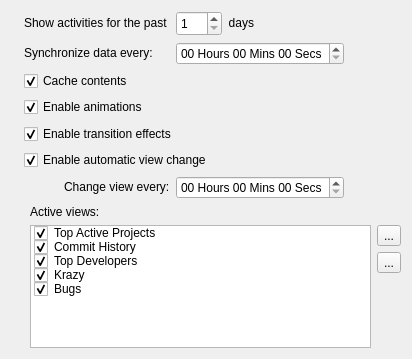
This is applets/kdeobservatory/src/ui/kdeobservatoryconfiggeneral.ui in KDE/kdeplasma-addons as Qt 5 draws it before an edit. The edited form follows.
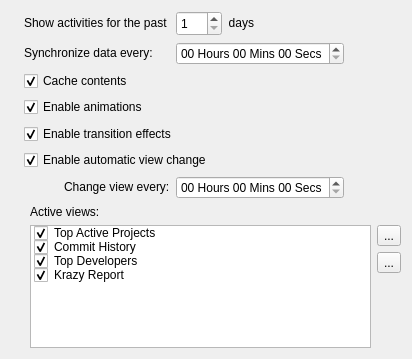
This is the edited form. Icons and pictures are not drawn.

Commit message: - Enhancements in Krazy collector. - Krazy Report View ok.

Patch:
```diff
--- a/applets/kdeobservatory/src/ui/kdeobservatoryconfiggeneral.ui
+++ b/applets/kdeobservatory/src/ui/kdeobservatoryconfiggeneral.ui
@@ -323,7 +323,7 @@
        </item>
        <item>
         <property name="text">
-         <string>Krazy</string>
+         <string>Krazy Report</string>
         </property>
         <property name="checkState">
          <enum>Checked</enum>
@@ -333,18 +333,6 @@
           <normaloff>../../../../../usr/share/icons/oxygen/16x16/actions/checkbox.png</normaloff>../../../../../usr/share/icons/oxygen/16x16/actions/checkbox.png</iconset>
         </property>
        </item>
-       <item>
-        <property name="text">
-         <string>Bugs</string>
-        </property>
-        <property name="checkState">
-         <enum>Checked</enum>
-        </property>
-        <property name="icon">
-         <iconset>
-          <normaloff>../../../../../usr/share/icons/oxygen/16x16/emotes/face-sad.png</normaloff>../../../../../usr/share/icons/oxygen/16x16/emotes/face-sad.png</iconset>
-        </property>
-       </item>
       </widget>
      </item>
      <item>
```
The commit also changes 10 other files.
